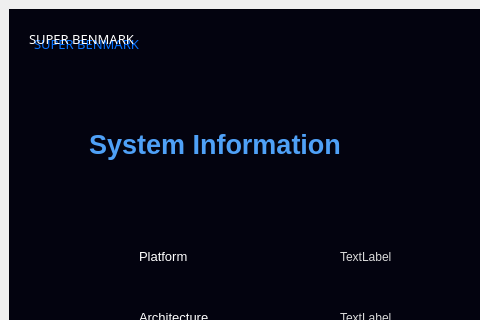
Old version of the form systemInfo.ui in the repository Maszz/Simple-Benchmark-python; both pictures show x 0 to 480 and y 0 to 320 of the 1100 by 780 pixel window.
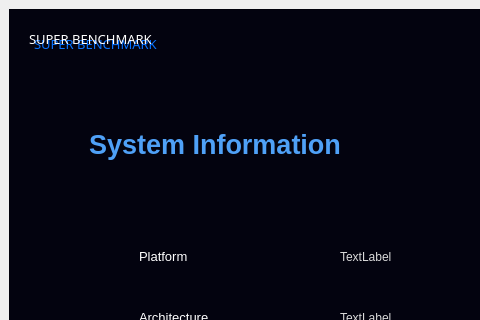
New version of the form. Icons and pictures are not drawn.

```diff
--- a/systemInfo.ui
+++ b/systemInfo.ui
@@ -46,7 +46,7 @@
 background-color: rgba(255, 255, 255, 0);</string>
        </property>
        <property name="text">
-        <string>SUPER BENMARK</string>
+        <string>SUPER BENCHMARK</string>
        </property>
       </widget>
       <widget class="QLabel" name="label_2">
@@ -68,7 +68,7 @@
         <string notr="true">color: rgb(8, 115, 255);</string>
        </property>
        <property name="text">
-        <string>SUPER BENMARK</string>
+        <string>SUPER BENCHMARK</string>
        </property>
       </widget>
       <widget class="QLabel" name="label_3">
```
